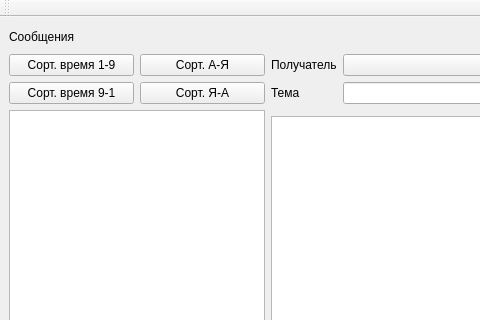
This is GUI/mainwindow.ui in CamperGit/SummerPracticeCPP as Qt 5 draws it before an edit; both pictures show x 0 to 480 and y 0 to 320 of the 1090 by 530 pixel window. The edited form follows.
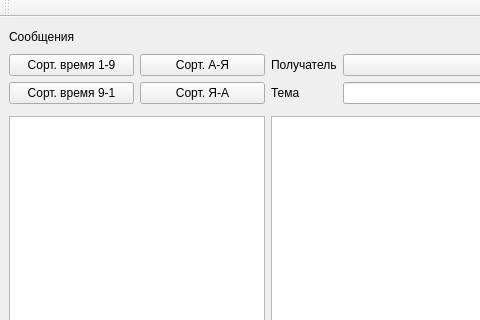
This is the edited form.

Diff of the .ui file:
```diff
--- a/GUI/mainwindow.ui
+++ b/GUI/mainwindow.ui
@@ -93,9 +93,6 @@
       </property>
      </widget>
     </item>
-    <item row="3" column="1" rowspan="3" colspan="2">
-     <widget class="QListView" name="listView"/>
-    </item>
     <item row="2" column="1">
      <widget class="QPushButton" name="pushButton_6">
       <property name="text">
@@ -127,6 +124,9 @@
       </property>
      </widget>
     </item>
+    <item row="4" column="1" rowspan="2" colspan="2">
+     <widget class="QListView" name="listView"/>
+    </item>
    </layout>
   </widget>
   <widget class="QMenuBar" name="menubar">
```
